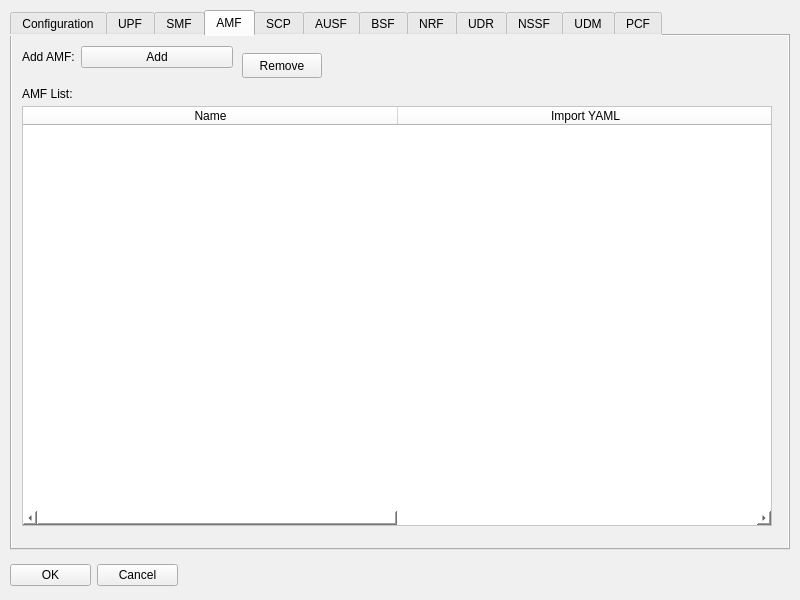
This is netflux5g-editor/src/gui/ui/Component5G_properties.ui in adaptivenetworklab/NetFlux5G as Qt 5 draws it before an edit. The edited form follows.
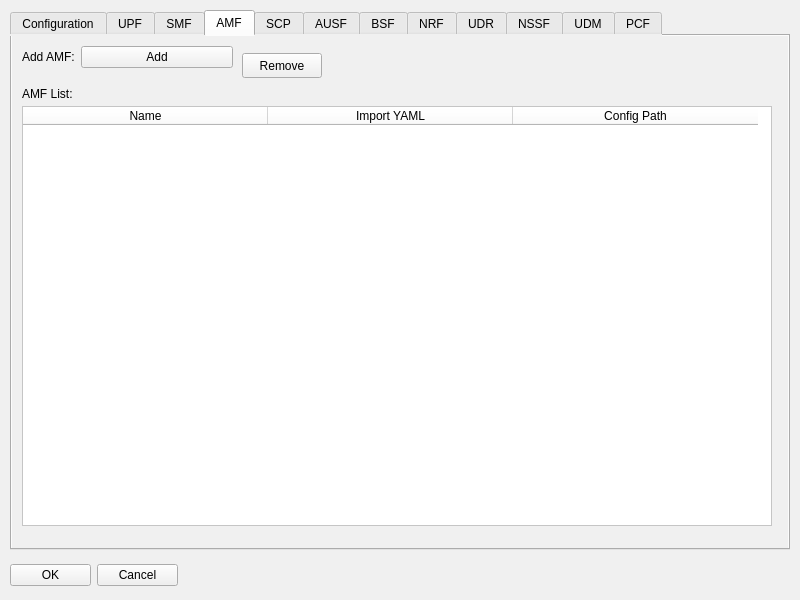
This is the edited form. The open tabs and pages were chosen to show the change.

What changed in the file:
```diff
--- a/netflux5g-editor/src/gui/ui/Component5G_properties.ui
+++ b/netflux5g-editor/src/gui/ui/Component5G_properties.ui
@@ -877,7 +877,7 @@
        <string notr="true">background-color: rgb(255, 255, 255);</string>
       </property>
       <attribute name="horizontalHeaderDefaultSectionSize">
-       <number>375</number>
+       <number>245</number>
       </attribute>
       <attribute name="verticalHeaderHighlightSections">
        <bool>true</bool>
@@ -892,6 +892,11 @@
         <string>Import YAML</string>
        </property>
       </column>
+      <column>
+       <property name="text">
+        <string>Config Path</string>
+       </property>
+      </column>
      </widget>
     </widget>
     
```
Left out of the diff: 148 changed lines with no effect on the pictures.
